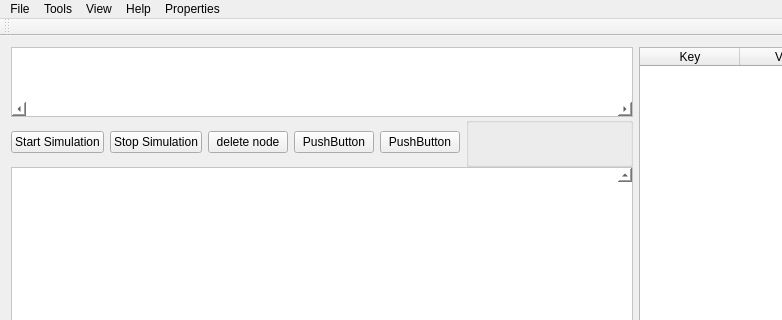
Old version of the form src_gui/mainwindow.ui in the repository tadasamantri/anise_gui; both pictures show x 0 to 782 and y 0 to 320 of the 1000 by 738 pixel window.
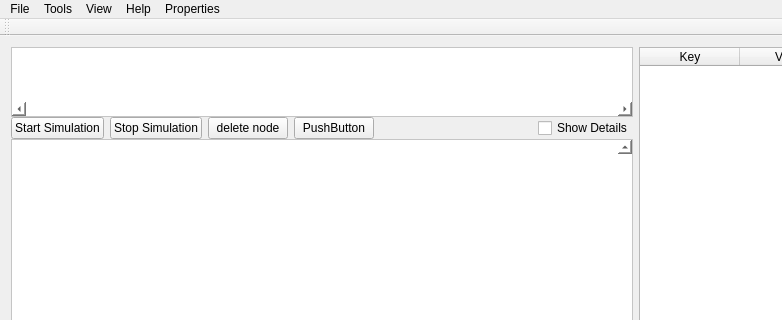
New version of the form. Custom widgets are drawn as their Qt base class.

Commit message: added checkbox for enabling propertytable

Diff of the .ui file:
```diff
--- a/src_gui/mainwindow.ui
+++ b/src_gui/mainwindow.ui
@@ -131,19 +131,6 @@
            </property>
           </widget>
          </item>
-         <item>
-          <widget class="QPushButton" name="pushButton_4">
-           <property name="sizePolicy">
-            <sizepolicy hsizetype="Fixed" vsizetype="Fixed">
-             <horstretch>0</horstretch>
-             <verstretch>0</verstretch>
-            </sizepolicy>
-           </property>
-           <property name="text">
-            <string>PushButton</string>
-           </property>
-          </widget>
-         </item>
          <item>
           <widget class="QPushButton" name="pushButton">
            <property name="sizePolicy">
@@ -158,21 +145,22 @@
           </widget>
          </item>
          <item>
-          <widget class="QGroupBox" name="spacer">
-           <property name="sizePolicy">
-            <sizepolicy hsizetype="MinimumExpanding" vsizetype="Fixed">
-             <horstretch>0</horstretch>
-             <verstretch>0</verstretch>
-            </sizepolicy>
+          <spacer name="spacer">
+           <property name="orientation">
+            <enum>Qt::Horizontal</enum>
            </property>
-           <property name="minimumSize">
+           <property name="sizeHint" stdset="0">
             <size>
-             <width>0</width>
-             <height>50</height>
+             <width>40</width>
+             <height>20</height>
             </size>
            </property>
-           <property name="title">
-            <string/>
+          </spacer>
+         </item>
+         <item>
+          <widget class="QCheckBox" name="details">
+           <property name="text">
+            <string>Show Details</string>
            </property>
           </widget>
          </item>
@@ -215,8 +203,8 @@
            <rect>
             <x>0</x>
             <y>0</y>
-            <width>661</width>
-            <height>285</height>
+            <width>616</width>
+            <height>313</height>
            </rect>
           </property>
           <layout class="QVBoxLayout" name="verticalLayout_4">
```
Left out of the diff: 4 changed lines with no effect on the pictures. The commit also changes 2 other files.
